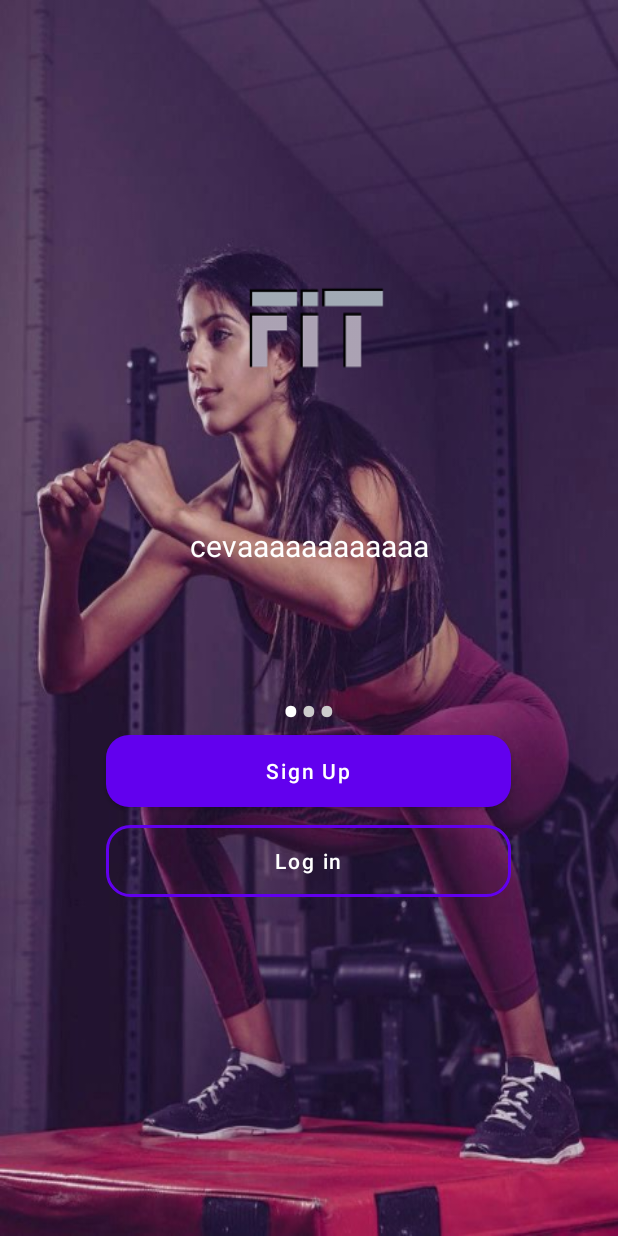
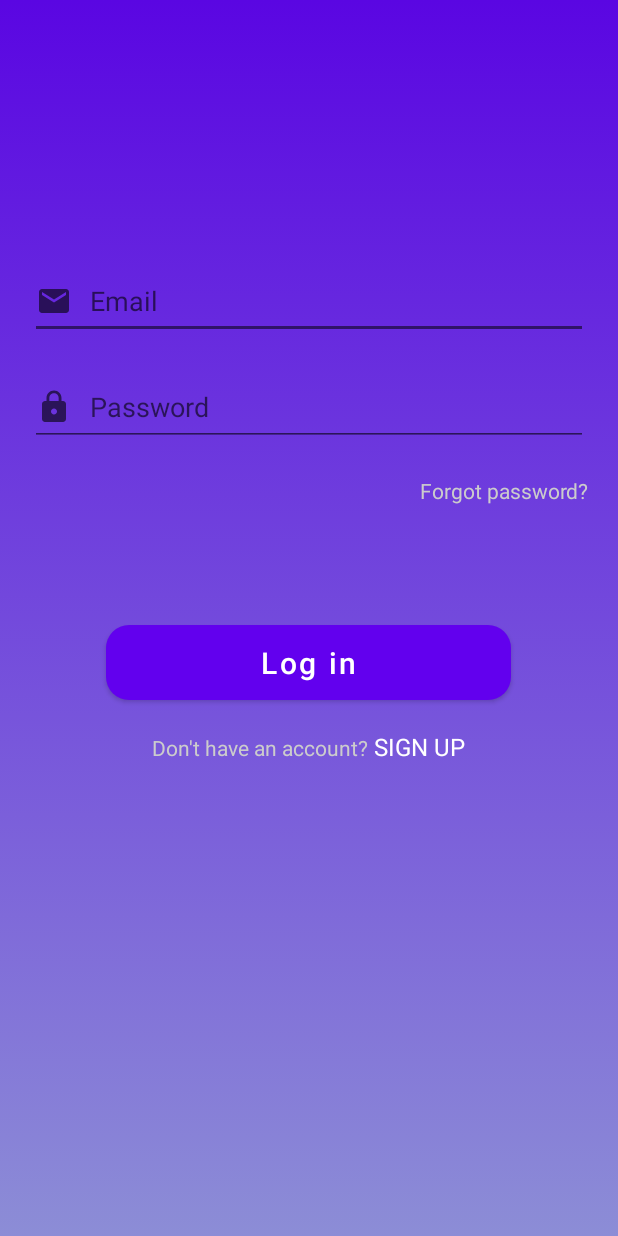
Before and after one commit to VanciaG/FitApp, an Android app: the screen it shows after launch (OnboardingScreen before the commit, LogIn after it), on a phone screen of 412 x 824 dp. Run offline under Robolectric (Android 15) with nearby library versions, the phone set to English and light mode, and no system bars.

Commit message:
log in design

```diff
--- a/app/src/main/AndroidManifest.xml
+++ b/app/src/main/AndroidManifest.xml
@@ -7,16 +7,17 @@
         android:icon="@mipmap/ic_launcher"
         android:label="@string/app_name"
         android:roundIcon="@mipmap/ic_launcher_round"
+        android:screenOrientation="portrait"
         android:supportsRtl="true"
-        android:theme="@style/Theme.FitApp"
-        android:screenOrientation="portrait">
-
+        android:theme="@style/Theme.FitApp">
+        <activity
+            android:name=".OnboardingScreen"
+            android:exported="false" />
         <activity
             android:name=".MainActivity"
-
             android:exported="false" />
         <activity
-            android:name=".OnboardingScreen"
+            android:name=".LogIn"
             android:exported="true">
             <intent-filter>
                 <action android:name="android.intent.action.MAIN" />
--- /dev/null
+++ b/app/src/main/java/com/example/fitapp/LogIn.java
@@ -0,0 +1,23 @@
+package com.example.fitapp;
+
+import androidx.appcompat.app.AppCompatActivity;
+
+import android.graphics.Color;
+import android.os.Bundle;
+import android.view.WindowManager;
+
+public class LogIn extends AppCompatActivity {
+
+    @Override
+    protected void onCreate(Bundle savedInstanceState) {
+        super.onCreate(savedInstanceState);
+
+        requestWindowFeature(1);
+        getWindow().setFlags(WindowManager.LayoutParams.FLAG_LAYOUT_NO_LIMITS,
+                WindowManager.LayoutParams.FLAG_LAYOUT_NO_LIMITS);
+
+        getWindow().setStatusBarColor(Color.TRANSPARENT);
+        setContentView(R.layout.activity_log_in);
+
+    }
+}
--- /dev/null
+++ b/app/src/main/res/drawable/btn_login.xml
@@ -0,0 +1,6 @@
+<?xml version="1.0" encoding="utf-8"?>
+<shape xmlns:android="http://schemas.android.com/apk/res/android">
+    android:shape="rectangle" >
+    <corners android:radius="15dp"/>
+    <solid android:color="#6200EE"/>
+</shape>
--- /dev/null
+++ b/app/src/main/res/drawable/gradient_background.xml
@@ -0,0 +1,11 @@
+<?xml version="1.0" encoding="utf-8"?>
+<selector xmlns:android="http://schemas.android.com/apk/res/android">
+    <item>
+        <shape>
+            <gradient android:angle="90"
+                android:startColor="#8C8DD6"
+                android:endColor="#5A06E2"
+                android:type="linear"/>
+        </shape>
+    </item>
+</selector>
--- /dev/null
+++ b/app/src/main/res/drawable/ic_email.xml
@@ -0,0 +1,10 @@
+<vector xmlns:android="http://schemas.android.com/apk/res/android"
+    android:width="24dp"
+    android:height="24dp"
+    android:viewportWidth="24"
+    android:viewportHeight="24"
+    android:tint="?attr/colorControlNormal">
+  <path
+      android:fillColor="#CDC9C9"
+      android:pathData="M20,4L4,4c-1.1,0 -1.99,0.9 -1.99,2L2,18c0,1.1 0.9,2 2,2h16c1.1,0 2,-0.9 2,-2L22,6c0,-1.1 -0.9,-2 -2,-2zM20,8l-8,5 -8,-5L4,6l8,5 8,-5v2z"/>
+</vector>
--- /dev/null
+++ b/app/src/main/res/drawable/ic_lock.xml
@@ -0,0 +1,10 @@
+<vector xmlns:android="http://schemas.android.com/apk/res/android"
+    android:width="24dp"
+    android:height="24dp"
+    android:viewportWidth="24"
+    android:viewportHeight="24"
+    android:tint="?attr/colorControlNormal">
+  <path
+      android:fillColor="@android:color/white"
+      android:pathData="M18,8h-1L17,6c0,-2.76 -2.24,-5 -5,-5S7,3.24 7,6v2L6,8c-1.1,0 -2,0.9 -2,2v10c0,1.1 0.9,2 2,2h12c1.1,0 2,-0.9 2,-2L20,10c0,-1.1 -0.9,-2 -2,-2zM12,17c-1.1,0 -2,-0.9 -2,-2s0.9,-2 2,-2 2,0.9 2,2 -0.9,2 -2,2zM15.1,8L8.9,8L8.9,6c0,-1.71 1.39,-3.1 3.1,-3.1 1.71,0 3.1,1.39 3.1,3.1v2z"/>
+</vector>
--- /dev/null
+++ b/app/src/main/res/layout/activity_log_in.xml
@@ -0,0 +1,86 @@
+<?xml version="1.0" encoding="utf-8"?>
+<LinearLayout xmlns:android="http://schemas.android.com/apk/res/android"
+    xmlns:app="http://schemas.android.com/apk/res-auto"
+    xmlns:tools="http://schemas.android.com/tools"
+    android:layout_width="match_parent"
+    android:layout_height="match_parent"
+    tools:context=".LogIn"
+    android:orientation="vertical"
+    android:background="@drawable/gradient_background"
+    android:gravity="center_horizontal"
+    android:padding="20dp"
+    >
+
+    <EditText
+        android:layout_width="match_parent"
+        android:layout_height="50dp"
+        android:layout_marginTop="156dp"
+        android:drawableStart="@drawable/ic_email"
+        android:drawablePadding="12dp"
+        android:hint="@string/email"
+        android:inputType="textEmailAddress"
+        />
+
+    <EditText
+        android:layout_width="match_parent"
+        android:layout_height="51dp"
+        android:layout_marginTop="20dp"
+        android:drawableStart="@drawable/ic_lock"
+        android:inputType="textPassword"
+        android:drawablePadding="12dp"
+        android:hint="@string/pass"
+        />
+
+    <TextView
+        android:layout_width="wrap_content"
+        android:layout_height="wrap_content"
+        android:layout_marginTop="20dp"
+        android:text="@string/forgot_pass"
+        android:textAlignment="textEnd"
+        android:layout_gravity="end"
+        android:textColor="@color/colorTransparentWhite"
+
+        />
+
+    <Button
+        android:id="@+id/login_btn"
+        android:layout_width="270dp"
+        android:layout_height="50dp"
+        android:layout_marginTop="80dp"
+        android:text="@string/login"
+        android:background="@drawable/btn_login"
+        android:layout_gravity="center_horizontal"
+        android:textSize="20sp"
+        android:textColor="@color/white"
+        android:textAllCaps="false"/>
+
+    <LinearLayout
+        android:layout_width="match_parent"
+        android:layout_height="match_parent"
+        android:orientation="horizontal"
+        android:gravity="center_horizontal">
+
+    <TextView
+        android:layout_width="wrap_content"
+        android:layout_height="wrap_content"
+        android:layout_marginTop="20dp"
+        android:text="Don't have an account?"
+        android:textColor="@color/colorTransparentWhite"
+
+        />
+
+        <TextView
+            android:layout_width="wrap_content"
+            android:layout_height="wrap_content"
+            android:layout_marginTop="20dp"
+            android:text=" SIGN UP"
+            android:textSize="16sp"
+            android:textColor="@color/white"
+
+
+            />
+
+
+
+    </LinearLayout>
+</LinearLayout>
--- a/app/src/main/res/values/colors.xml
+++ b/app/src/main/res/values/colors.xml
@@ -11,6 +11,9 @@
     <color name="gray">#25202B</color>
     <color name="gray2">#262429</color>
     <color name="colorTransparentWhite">#cccccc</color>
+    <color name="dark_gray">#89000000</color>
+    <color name="light_gray">#C2B3B3</color>
+
 
 
 
--- a/app/src/main/res/values/strings.xml
+++ b/app/src/main/res/values/strings.xml
@@ -8,7 +8,12 @@
     <string name="text_two">Bine ai venit</string>
     <string name="text_three">alt text motivational</string>
 
+    //
     <string name="signup">Sign Up</string>
     <string name="login">Log in</string>
+    <string name="forgot_pass">Forgot password?</string>
+    <string name="pass">Password</string>
+    <string name="email">Email</string>
+
 
 </resources>
--- a/app/src/main/res/values/themes.xml
+++ b/app/src/main/res/values/themes.xml
@@ -6,7 +6,7 @@
         <item name="colorPrimaryVariant">@color/purple_700</item>
         <item name="colorOnPrimary">@color/white</item>
         <!-- Secondary brand color. -->
-        <item name="colorSecondary">@color/teal_200</item>
+        <item name="colorSecondary">@color/dark_gray</item>
         <item name="colorSecondaryVariant">@color/teal_700</item>
         <item name="colorOnSecondary">@color/black</item>
         <!-- Status bar color. -->
```
